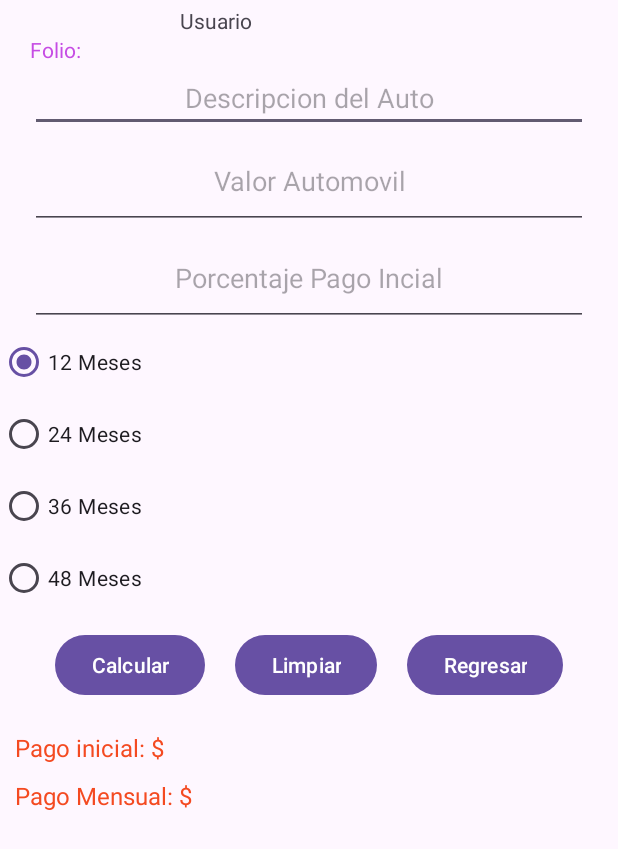
After one commit to CarolVGarcia/programacionmovil, an Android app: the CotizacionActivity screen opened directly, with no data from a screen before it, on a phone screen of 412 x 824 dp. The commit adds this screen. Shown: the top 849 px of the screen. Run offline under Robolectric (Android 15) with nearby library versions, the phone set to English and light mode, and no system bars.

Commit message:
Practica toyota generacion de la aplicacion, realizacion de la clase

```diff
--- /dev/null
+++ b/app/src/main/java/com/example/appholamundo1/CotizacionActivity.java
@@ -0,0 +1,24 @@
+package com.example.appholamundo1;
+
+import android.os.Bundle;
+
+import androidx.activity.EdgeToEdge;
+import androidx.appcompat.app.AppCompatActivity;
+import androidx.core.graphics.Insets;
+import androidx.core.view.ViewCompat;
+import androidx.core.view.WindowInsetsCompat;
+
+public class CotizacionActivity extends AppCompatActivity {
+
+    @Override
+    protected void onCreate(Bundle savedInstanceState) {
+        super.onCreate(savedInstanceState);
+        EdgeToEdge.enable(this);
+        setContentView(R.layout.activity_cotizacion);
+        ViewCompat.setOnApplyWindowInsetsListener(findViewById(R.id.main), (v, insets) -> {
+            Insets systemBars = insets.getInsets(WindowInsetsCompat.Type.systemBars());
+            v.setPadding(systemBars.left, systemBars.top, systemBars.right, systemBars.bottom);
+            return insets;
+        });
+    }
+}
--- /dev/null
+++ b/app/src/main/res/layout/activity_cotizacion.xml
@@ -0,0 +1,179 @@
+<?xml version="1.0" encoding="utf-8"?>
+<androidx.constraintlayout.widget.ConstraintLayout xmlns:android="http://schemas.android.com/apk/res/android"
+    xmlns:app="http://schemas.android.com/apk/res-auto"
+    xmlns:tools="http://schemas.android.com/tools"
+    android:id="@+id/main"
+    android:layout_width="match_parent"
+    android:layout_height="match_parent"
+    tools:context=".CotizacionActivity">
+
+
+    <LinearLayout
+        android:layout_width="match_parent"
+        android:layout_height="match_parent"
+        android:orientation="vertical"
+        tools:layout_editor_absoluteX="-90dp"
+        tools:layout_editor_absoluteY="0dp">
+
+        <TextView
+            android:id="@+id/txtUsuario"
+            android:layout_width="match_parent"
+            android:layout_height="wrap_content"
+            android:layout_marginLeft="120dp"
+            android:layout_marginTop="4dp"
+            android:text="Usuario">
+
+        </TextView>
+
+        <TextView
+            android:id="@+id/txtFolio"
+            android:layout_width="match_parent"
+            android:layout_height="wrap_content"
+            android:layout_marginLeft="20dp"
+            android:text="Folio: "
+            android:textColor="@color/mio">
+
+        </TextView>
+
+        <EditText
+            android:id="@+id/txtDescribir"
+            android:layout_width="match_parent"
+            android:layout_height="wrap_content"
+            android:layout_marginLeft="20dp"
+            android:layout_marginRight="20dp"
+            android:gravity="center"
+            android:hint="Descripcion del Auto">
+
+        </EditText>
+
+        <EditText
+            android:id="@+id/txtValor"
+            android:layout_width="match_parent"
+            android:layout_height="wrap_content"
+            android:layout_marginLeft="20dp"
+            android:layout_marginRight="20dp"
+            android:gravity="center"
+            android:hint="Valor Automovil"
+            android:inputType="number"
+            android:padding="20dp">
+
+        </EditText>
+
+
+        <EditText
+            android:id="@+id/txtPorPagoInicial"
+            android:layout_width="match_parent"
+            android:layout_height="wrap_content"
+            android:layout_marginLeft="20dp"
+            android:layout_marginRight="20dp"
+            android:gravity="center"
+            android:hint="Porcentaje Pago Incial"
+            android:inputType="number"
+            android:padding="20dp">
+
+        </EditText>
+
+        <LinearLayout
+            android:layout_width="wrap_content"
+            android:layout_height="wrap_content"
+            android:orientation="vertical">
+
+
+            <RadioButton
+                android:id="@+id/rdb12"
+                android:layout_width="wrap_content"
+                android:layout_height="wrap_content"
+                android:checked="true"
+                android:text="12 Meses">
+
+            </RadioButton>
+
+            <RadioButton
+                android:id="@+id/rdb24"
+                android:layout_width="wrap_content"
+                android:layout_height="wrap_content"
+                android:text="24 Meses">
+
+            </RadioButton>
+
+            <RadioButton
+                android:id="@+id/rdb36"
+                android:layout_width="wrap_content"
+                android:layout_height="wrap_content"
+                android:text="36 Meses">
+
+            </RadioButton>
+
+            <RadioButton
+                android:id="@+id/rdb48"
+                android:layout_width="wrap_content"
+                android:layout_height="wrap_content"
+                android:text="48 Meses">
+
+            </RadioButton>
+
+        </LinearLayout>
+
+        <LinearLayout
+            android:layout_width="fill_parent"
+            android:layout_height="wrap_content"
+            android:gravity="center"
+            android:orientation="horizontal">
+
+            <Button
+                android:id="@+id/btbCalcular"
+                android:layout_width="wrap_content"
+                android:layout_height="wrap_content"
+                android:layout_margin="10dp"
+                android:text="Calcular">
+
+            </Button>
+
+            <Button
+                android:id="@+id/btbLimpiar"
+                android:layout_width="wrap_content"
+                android:layout_height="wrap_content"
+                android:layout_margin="10dp"
+                android:text="Limpiar">
+
+            </Button>
+
+            <Button
+                android:id="@+id/btbRegresar"
+                android:layout_width="wrap_content"
+                android:layout_height="wrap_content"
+                android:layout_margin="10dp"
+                android:text="Regresar">
+
+            </Button>
+
+        </LinearLayout>
+
+        <TextView
+            android:layout_width="match_parent"
+            android:layout_height="wrap_content"
+            android:id="@+id/txtPagoInicial"
+            android:text="Pago inicial: $"
+            android:layout_marginLeft="10dp"
+            android:textColor="@color/toyota"
+            android:textSize="16dp"
+            android:paddingTop="10dp">
+
+        </TextView>
+
+        <TextView
+            android:layout_width="match_parent"
+            android:layout_height="wrap_content"
+            android:id="@+id/txtPagoMensual"
+            android:text="Pago Mensual: $"
+            android:layout_marginLeft="10dp"
+            android:textColor="@color/toyota"
+            android:textSize="16dp"
+            android:paddingTop="10dp">
+
+        </TextView>
+
+
+    </LinearLayout>
+
+</androidx.constraintlayout.widget.ConstraintLayout>
--- a/app/src/main/res/values/colors.xml
+++ b/app/src/main/res/values/colors.xml
@@ -4,4 +4,5 @@
     <color name="white">#FFFFFFFF</color>
     <color name="mio">#C64CE4</color>
     <color name="amarillo">#EBEB77</color>
+    <color name="toyota">#F44A21</color>
 </resources>
--- a/app/src/main/res/values/strings.xml
+++ b/app/src/main/res/values/strings.xml
@@ -7,6 +7,10 @@
         <item>Euros</item>
         <item>Libras</item>
 
+    </array>
 
-    </array>
+    <string name="agencia">Toyota Mazatlna</string>
+    <string name="domicilio">Av, del Mar 1200</string>
+
+
 </resources>
```
Also changed, not shown: app/src/main/AndroidManifest.xml (+9 -0 lines), app/src/main/java/com/example/appholamundo1/cotizacion.java (added, +90 -0 lines), app/src/main/java/com/example/appholamundo1/cotizacionIngresoActivity.java (added, +24 -0 lines), app/src/main/res/layout/activity_cotizacion_ingreso.xml (added, +73 -0 lines), app/src/main/res/mipmap-hdpi/logo.png (added).
